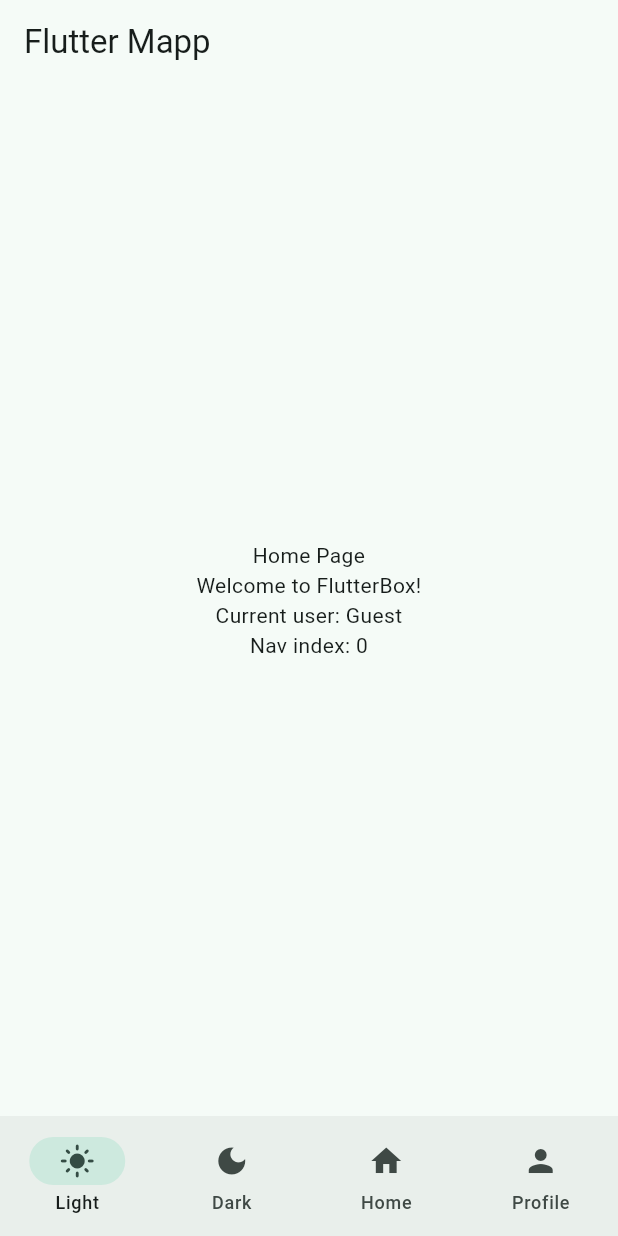
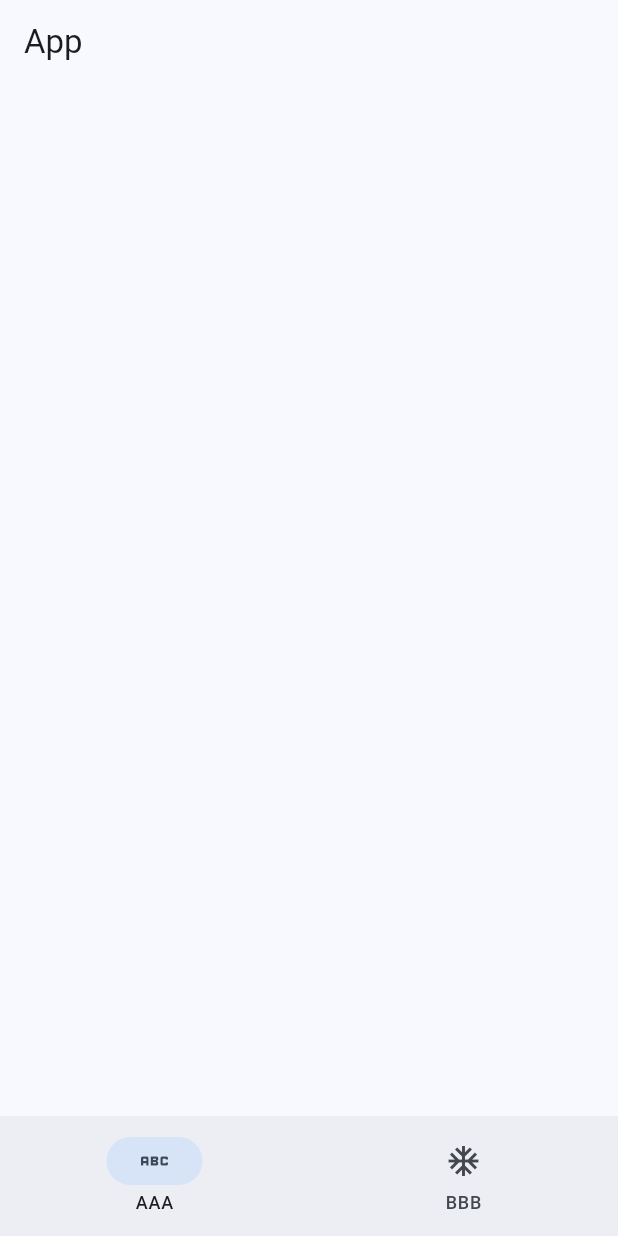
Before and after one commit to comradeos/flutterbox, a Flutter app: the screen it shows after launch, on a phone screen of 412 x 824 dp. Run offline on Flutter 3.47's test engine with Material 3 defaults, Android fonts, the phone set to English and light mode, and no system bars.

Commit message:
Refactor navigation and app state structure
Moved legacy views and widgets to archive directory for backup. Introduced new navigation bar widget and refactored app state management to use ValueNotifier-based structure. Updated main.dart to use the new navigation bar and simplified app initialization. Added example global state and logic files for experimentation.

```diff
--- /dev/null
+++ b/lib/archive/main_back1.dart
@@ -0,0 +1,34 @@
+import 'package:flutter/material.dart';
+import 'package:flutterbox/views/widget_tree.dart';
+
+void main() {
+  runApp(const MyApp());
+}
+
+class MyApp extends StatefulWidget {
+  const MyApp({super.key});
+  @override
+  State<MyApp> createState() => _MyAppState();
+}
+
+class _MyAppState extends State<MyApp> {
+  String appTitle = 'My App 2';
+
+  bool dark = false;
+
+  @override
+  Widget build(BuildContext context) {
+    return MaterialApp(
+      debugShowCheckedModeBanner: false,
+      theme: ThemeData(
+        colorScheme: ColorScheme.fromSeed(
+          seedColor: Colors.tealAccent,
+          brightness: dark == true
+            ? Brightness.dark
+            : Brightness.light
+        ),
+      ),
+      home: WidgetTree()
+    );
+  }
+}
--- a/lib/views/widget_tree.dart
+++ b/lib/archive/views_bak/widget_tree.dart
@@ -8,6 +8,8 @@ List<Widget> pages = [
   ProfilePage(),
 ];
 
+String title = 'Flutter Mapp';  // как єто раотает?
+
 class WidgetTree extends StatelessWidget {
   const WidgetTree({super.key});
 
@@ -15,7 +17,7 @@ class WidgetTree extends StatelessWidget {
   Widget build(BuildContext context) {
     return Scaffold(
       appBar: AppBar(
-        title: Text('Flutter Mapp'),
+        title: Text(title), // как єто раотает?
       ),
       body: pages.elementAt(0),
       bottomNavigationBar: NavbarWidget(),
--- a/lib/main.dart
+++ b/lib/main.dart
@@ -1,34 +1,25 @@
 import 'package:flutter/material.dart';
-import 'package:flutterbox/views/widget_tree.dart';
+import 'views/widgets/navigation_bar_widget.dart';
 
 void main() {
-  runApp(const MyApp());
+  runApp(const App());
 }
 
-class MyApp extends StatefulWidget {
-  const MyApp({super.key});
-  @override
-  State<MyApp> createState() => _MyAppState();
-}
-
-class _MyAppState extends State<MyApp> {
-  String appTitle = 'My App';
-
-  bool dark = false;
+class App extends StatelessWidget {
+  const App({super.key});
 
   @override
   Widget build(BuildContext context) {
     return MaterialApp(
       debugShowCheckedModeBanner: false,
       theme: ThemeData(
-        colorScheme: ColorScheme.fromSeed(
-          seedColor: Colors.tealAccent,
-          brightness: dark == true
-            ? Brightness.dark
-            : Brightness.light
-        ),
+        brightness: Brightness.light,
+        colorScheme: ColorScheme.fromSeed(seedColor: Colors.blue),
       ),
-      home: WidgetTree()
+      home: Scaffold(
+        appBar: AppBar(title: const Text('App')),
+        bottomNavigationBar: const AppNavigationBar(),
+      ),
     );
   }
 }
--- a/lib/views/data/app_state.dart
+++ b/lib/views/data/app_state.dart
@@ -1,18 +1,41 @@
-import 'package:flutter/foundation.dart';
+import 'package:flutter/material.dart';
 
-class AppState extends ChangeNotifier {
-  int navbarIndex = 0;
-  String username = 'Guest';
+// Состояние приложения
+class Person {
+  final ValueNotifier<int> age;
+  final ValueNotifier<String> name;
 
-  void setNavbarIndex(int value) {
-    navbarIndex = value;
-    notifyListeners();
-  }
+  Person({
+    int initialAge = 0,
+    String initialName = 'John',
+  }) :
+  age = ValueNotifier<int>(initialAge),
+  name = ValueNotifier<String>(initialName);
+}
 
-  void setUsername(String value) {
-    username = value;
-    notifyListeners();
+class AppState {
+  static final ValueNotifier<int> navigationIndex = ValueNotifier<int>(0);
+  static final ValueNotifier<String> anotherValue = ValueNotifier<String>('Hello');
+  static final ValueNotifier<Person> person = ValueNotifier<Person>(Person());
+}
+
+// Виджет для подписки на изменения ValueNotifier
+class WatchValue<T> extends StatelessWidget {
+  final ValueNotifier<T> listenable;
+  final Widget Function(T value) builder;
+
+  const WatchValue({
+    super.key,
+    required this.listenable,
+    required this.builder,
+  });
+
+  @override
+  Widget build(BuildContext context) {
+    return ValueListenableBuilder<T>(
+      valueListenable: listenable,
+      builder: (context, value, _) => builder(value),
+    );
   }
 }
-
-final appState = AppState();
+// Виджет для подписки на изменения ValueNotifier
--- /dev/null
+++ b/lib/views/widgets/navigation_bar_widget.dart
@@ -0,0 +1,25 @@
+import 'package:flutter/material.dart';
+import 'package:flutterbox/views/data/app_state.dart';
+
+class AppNavigationBar extends StatelessWidget {
+  const AppNavigationBar({super.key});
+
+  @override
+  Widget build(BuildContext context) {
+    return WatchValue<int>(
+      listenable: AppState.navigationIndex,
+      builder: (index) {
+        return NavigationBar(
+          selectedIndex: index,
+          destinations: const [
+            NavigationDestination(icon: Icon(Icons.abc), label: 'AAA'),
+            NavigationDestination(icon: Icon(Icons.ac_unit), label: 'BBB'),
+          ],
+          onDestinationSelected: (value) {
+            AppState.navigationIndex.value = value;
+          },
+        );
+      },
+    );
+  }
+}
```
Also changed, not shown: lib/archive/main_global_state.dart (added, +150 -0 lines), lib/archive/views_bak/data/app_state.dart (added, +18 -0 lines), lib/archive/views_bak/pages/home_page.dart (renamed from lib/views/pages/home_page.dart), lib/archive/views_bak/pages/profile_page.dart (renamed from lib/views/pages/profile_page.dart), lib/archive/views_bak/widgets/navbar_widget.dart (renamed from lib/views/widgets/navbar_widget.dart).
